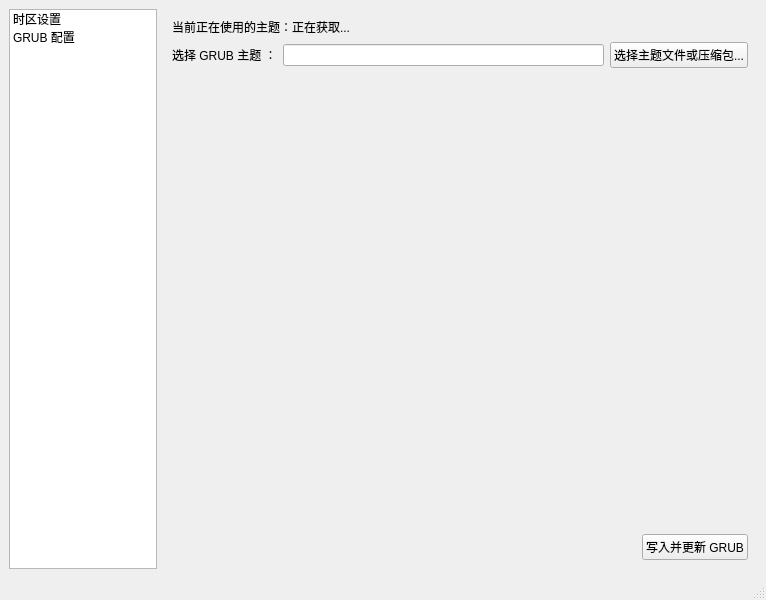
Old version of the form main.ui in the repository Maomaokuxs/fedora-tweak-tool.
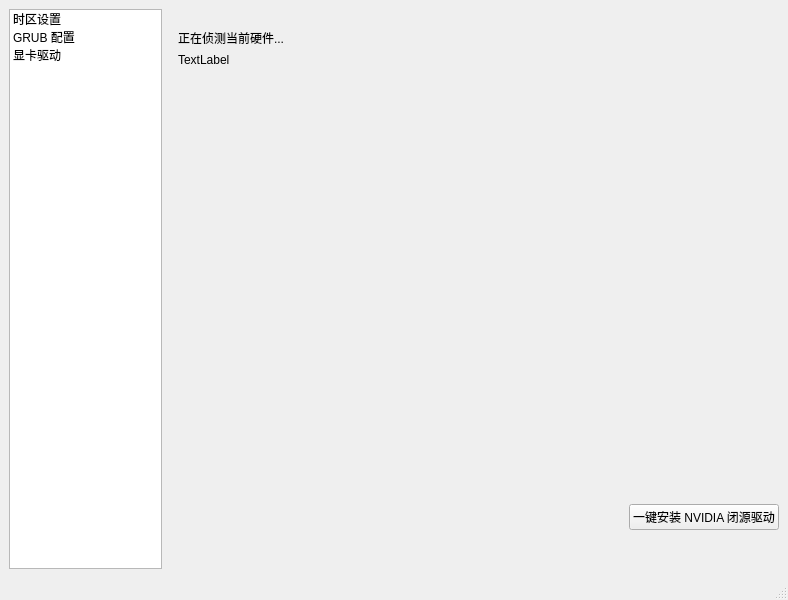
New version of the form.

Commit message: Release: 解锁 GRUB 双模与显卡智能修复

The edit to the form file:
```diff
--- a/main.ui
+++ b/main.ui
@@ -6,7 +6,7 @@
    <rect>
     <x>0</x>
     <y>0</y>
-    <width>766</width>
+    <width>788</width>
     <height>600</height>
    </rect>
   </property>
@@ -29,21 +29,35 @@
           <string>GRUB 配置</string>
          </property>
         </item>
+        <item>
+         <property name="text">
+          <string>显卡驱动</string>
+         </property>
+        </item>
        </widget>
       </item>
       <item>
        <widget class="QStackedWidget" name="content_stack">
         <property name="currentIndex">
-         <number>1</number>
+         <number>2</number>
         </property>
         <widget class="QWidget" name="page">
-         <layout class="QVBoxLayout" name="verticalLayout_3">
+         <widget class="QWidget" name="layoutWidget">
+          <property name="geometry">
+           <rect>
+            <x>0</x>
+            <y>0</y>
+            <width>601</width>
+            <height>531</height>
+           </rect>
+          </property>
+          <layout class="QVBoxLayout" name="verticalLayout_2">
           <item>
            <layout class="QFormLayout" name="formLayout">
             <item row="0" column="0">
              <widget class="QLabel" name="label">
               <property name="text">
-               <string>当前系统时区</string>
+                <string>当前系统时区：</string>
               </property>
              </widget>
             </item>
@@ -57,7 +71,7 @@
             <item row="1" column="0">
              <widget class="QLabel" name="label_2">
               <property name="text">
-               <string>修改为</string>
+                <string>修改为：</string>
               </property>
              </widget>
             </item>
@@ -74,7 +88,7 @@
             <property name="sizeHint" stdset="0">
              <size>
               <width>20</width>
-              <height>408</height>
+               <height>40</height>
              </size>
             </property>
            </spacer>
@@ -105,8 +119,18 @@
           </item>
          </layout>
         </widget>
+        </widget>
         <widget class="QWidget" name="page_2">
-         <layout class="QVBoxLayout" name="verticalLayout_2">
+         <widget class="QWidget" name="layoutWidget">
+          <property name="geometry">
+           <rect>
+            <x>10</x>
+            <y>0</y>
+            <width>601</width>
+            <height>531</height>
+           </rect>
+          </property>
+          <layout class="QVBoxLayout" name="verticalLayout_3">
           <item>
            <widget class="QLabel" name="current_grub_lbl">
             <property name="text">
@@ -129,12 +153,32 @@
             <item>
              <widget class="QPushButton" name="grub_browse_btn">
               <property name="text">
-               <string>选择主题文件或压缩包...</string>
+                <string>选择主题文件</string>
               </property>
              </widget>
             </item>
            </layout>
           </item>
+           <item>
+            <layout class="QHBoxLayout" name="horizontalLayout_5" stretch="0,0">
+             <item>
+              <widget class="QLabel" name="label_4">
+               <property name="maximumSize">
+                <size>
+                 <width>296</width>
+                 <height>16777215</height>
+                </size>
+               </property>
+               <property name="text">
+                <string>本地主题：</string>
+               </property>
+              </widget>
+             </item>
+             <item>
+              <widget class="QComboBox" name="grub_theme_combo"/>
+             </item>
+            </layout>
+           </item>
           <item>
            <spacer name="verticalSpacer">
             <property name="orientation">
@@ -142,8 +186,8 @@
             </property>
             <property name="sizeHint" stdset="0">
              <size>
-              <width>20</width>
-              <height>429</height>
+               <width>348</width>
+               <height>98</height>
              </size>
             </property>
            </spacer>
@@ -163,6 +207,13 @@
               </property>
              </spacer>
             </item>
+             <item>
+              <widget class="QPushButton" name="QPushButton">
+               <property name="text">
+                <string>刷新</string>
+               </property>
+              </widget>
+             </item>
             <item>
              <widget class="QPushButton" name="grub_apply_btn">
               <property name="text">
@@ -175,6 +226,72 @@
          </layout>
         </widget>
        </widget>
+        <widget class="QWidget" name="page_3">
+         <widget class="QWidget" name="">
+          <property name="geometry">
+           <rect>
+            <x>10</x>
+            <y>20</y>
+            <width>601</width>
+            <height>501</height>
+           </rect>
+          </property>
+          <layout class="QVBoxLayout" name="verticalLayout_4">
+           <item>
+            <widget class="QLabel" name="gpu_info_lbl">
+             <property name="text">
+              <string>正在侦测当前硬件...</string>
+             </property>
+            </widget>
+           </item>
+           <item>
+            <widget class="QLabel" name="driver_status_lbl">
+             <property name="text">
+              <string>TextLabel</string>
+             </property>
+            </widget>
+           </item>
+           <item>
+            <spacer name="verticalSpacer_3">
+             <property name="orientation">
+              <enum>Qt::Orientation::Vertical</enum>
+             </property>
+             <property name="sizeHint" stdset="0">
+              <size>
+               <width>20</width>
+               <height>40</height>
+              </size>
+             </property>
+            </spacer>
+           </item>
+           <item>
+            <layout class="QHBoxLayout" name="horizontalLayout_6">
+             <item>
+              <spacer name="horizontalSpacer_3">
+               <property name="orientation">
+                <enum>Qt::Orientation::Horizontal</enum>
+               </property>
+               <property name="sizeHint" stdset="0">
+                <size>
+                 <width>40</width>
+                 <height>20</height>
+                </size>
+               </property>
+              </spacer>
+             </item>
+             <item>
+              <widget class="QPushButton" name="gpu_action_btn">
+               <property name="text">
+                <string>一键安装 NVIDIA 闭源驱动</string>
+               </property>
+              </widget>
+             </item>
+            </layout>
+           </item>
+          </layout>
+         </widget>
+        </widget>
+       </widget>
       </item>
      </layout>
     </item>
@@ -185,7 +302,7 @@
     <rect>
      <x>0</x>
      <y>0</y>
-     <width>766</width>
+     <width>788</width>
      <height>31</height>
     </rect>
    </property>
```
Lines whose indentation alone changed are shown as unchanged. The commit also changes 2 other files.
